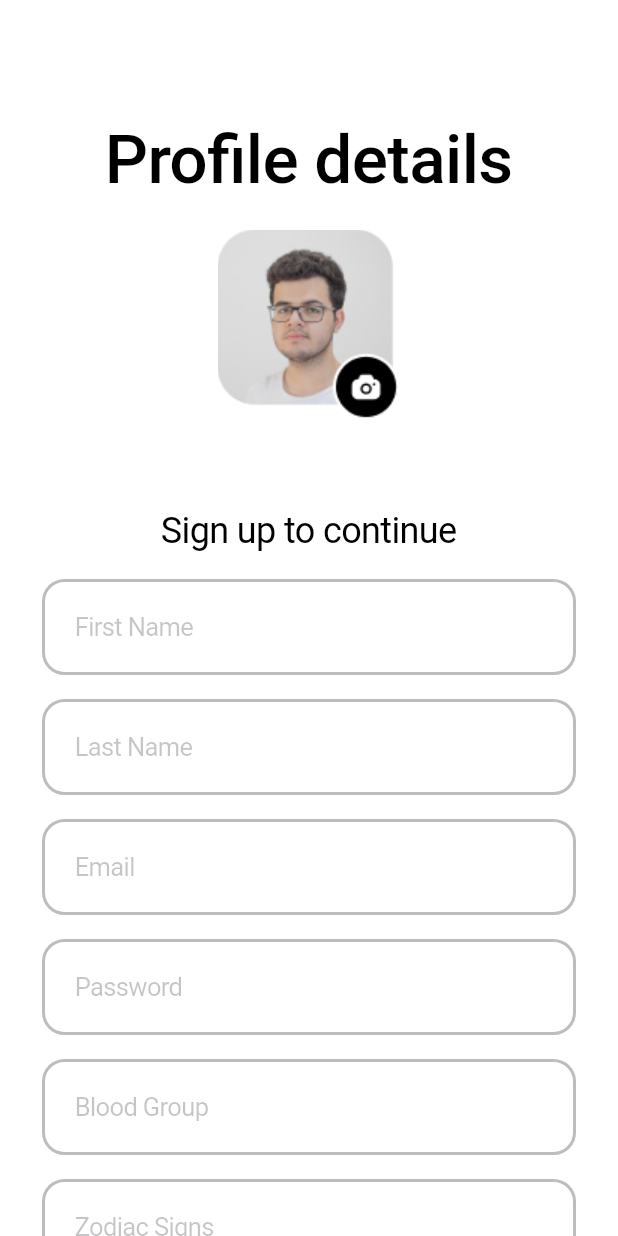
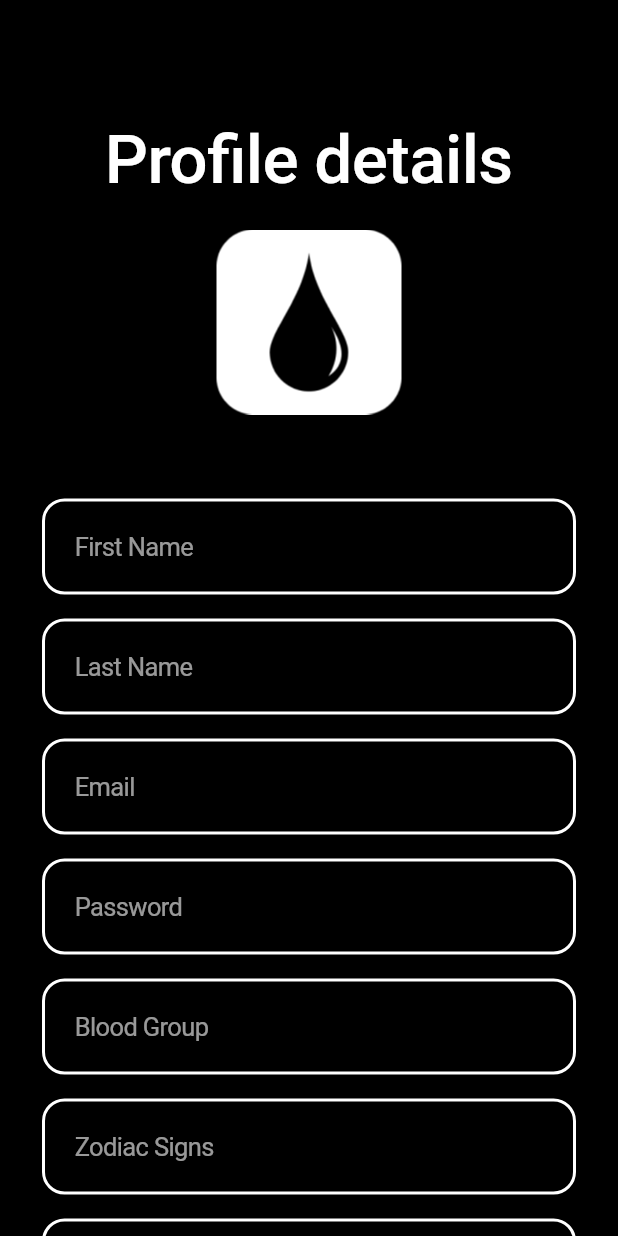
Before and after one commit to UjjanNoorillahi/H2O-frontend, a Flutter app: the ChooseGender screen opened directly, after a tap on the "arrow back ios" icon, on a phone screen of 412 x 824 dp. Run offline on Flutter 3.47's test engine with Material 3 defaults, Android fonts, the phone set to English and light mode, and no system bars; our stand-ins replace dio, shared_preferences, socket_io_client; accounts and stored records are empty; Roboto replaces fonts that are missing (Adamina).

Commit message:
icons added

```diff
--- a/lib/screens/auth/choose_gender.dart
+++ b/lib/screens/auth/choose_gender.dart
@@ -119,6 +119,11 @@ class _ChooseGenderState extends State<ChooseGender> {
               Padding(
                 padding: const EdgeInsets.only(left: 34, right: 34),
                 child: CustomTextField(
+                  placeHolderColor: Colors.white,
+
+                  textColor: Colors.black,
+
+                  boarderColor: Colors.black,
                   labelText: 'Another',
                   controller: _anotherGenderController,
                 ),
--- a/lib/screens/auth/login_screen.dart
+++ b/lib/screens/auth/login_screen.dart
@@ -135,15 +135,21 @@ class _LoginScreenState extends State<LoginScreen> {
               ),
 
               CustomTextField(
+
                 labelText: 'Email',
-                controller: _emailController,
+                placeHolderColor: Colors.black.withOpacity(0.6000000059604645),
+                controller: _emailController, textColor: Colors.black, boarderColor: appGreyColor,
               ),
               const SizedBox(
                 height: 16,
               ),
 
               CustomTextField(
+
+
+                textColor: Colors.black, boarderColor: appGreyColor,
                 labelText: 'Password',
+                placeHolderColor: Colors.black.withOpacity(0.6000000059604645),
                 controller: _passwordController,
               ),
               // const SizedBox(height: 16,),
--- a/lib/screens/auth/sign_up_screen.dart
+++ b/lib/screens/auth/sign_up_screen.dart
@@ -122,7 +122,7 @@ class _SignUpScreenState extends State<SignUpScreen> {
   @override
   Widget build(BuildContext context) {
     return CupertinoPageScaffold(
-      backgroundColor: Colors.white,
+      backgroundColor: Colors.black,
       child: Center(
         child: SingleChildScrollView(
           child: Column(
@@ -132,14 +132,15 @@ class _SignUpScreenState extends State<SignUpScreen> {
               ),
               const Text(
                 "Profile details",
-                style: TextStyle(fontSize: 45, fontWeight: FontWeight.w500),
+
+                style: TextStyle(fontSize: 45, fontWeight: FontWeight.w500, color: Colors.white),
               ),
               const SizedBox(
                 height: 20,
               ),
-              Image.asset("assets/logo/face.png"),
+              Image.asset("assets/logo/logo.png", scale: 1.5,),
               const SizedBox(
-                height: 60,
+                height: 10,
               ),
               const Text(
                 "Sign up to continue",
@@ -154,12 +155,16 @@ class _SignUpScreenState extends State<SignUpScreen> {
                 children: [
                   CustomTextField(
                     labelText: 'First Name',
-                    controller: _firstNameController,
+                    controller: _firstNameController, textColor: Colors.white, boarderColor: Colors.white,
+                    placeHolderColor: Colors.white.withOpacity(0.6000000059604645),
+
                   ),
                   SizedBox(
                     height: 16,
                   ),
                   CustomTextField(
+                    textColor: Colors.white, boarderColor: Colors.white,
+                    placeHolderColor: Colors.white.withOpacity(0.6000000059604645),
                     labelText: 'Last Name',
                     controller: _lastNameController,
                   ),
@@ -167,6 +172,8 @@ class _SignUpScreenState extends State<SignUpScreen> {
                     height: 16,
                   ),
                   CustomTextField(
+                    textColor: Colors.white, boarderColor: Colors.white,
+                    placeHolderColor: Colors.white.withOpacity(0.6000000059604645),
                     labelText: 'Email',
                     controller: _emailController,
                   ),
@@ -174,6 +181,8 @@ class _SignUpScreenState extends State<SignUpScreen> {
                     height: 16,
                   ),
                   CustomTextField(
+                    textColor: Colors.white, boarderColor: Colors.white,
+                    placeHolderColor: Colors.white.withOpacity(0.6000000059604645),
                     labelText: 'Password',
                     controller: _passwordController,
                   ),
@@ -181,22 +190,28 @@ class _SignUpScreenState extends State<SignUpScreen> {
                     height: 16,
                   ),
                   CustomTextField(
+                    textColor: Colors.white, boarderColor: Colors.white,
                     labelText: 'Blood Group',
                     controller: _bloodGroupController,
+                    placeHolderColor: Colors.white.withOpacity(0.6000000059604645),
                   ),
                   SizedBox(
                     height: 16,
                   ),
                   CustomTextField(
+                    textColor: Colors.white, boarderColor: Colors.white,
                     labelText: 'Zodiac Signs',
                     controller: _zodiacSignController,
+                    placeHolderColor: Colors.white.withOpacity(0.6000000059604645),
                   ),
                   SizedBox(
                     height: 16,
                   ),
                   CustomTextField(
+                    textColor: Colors.white, boarderColor: Colors.white,
                     labelText: 'Religion',
                     controller: _religionController,
+                    placeHolderColor: Colors.white.withOpacity(0.6000000059604645),
                   ),
                   SizedBox(
                     height: 16,
@@ -230,24 +245,28 @@ class _SignUpScreenState extends State<SignUpScreen> {
                   Padding(
                     padding: const EdgeInsets.only(left: 28, right: 28),
                     child: CupertinoTextField(
+                      style: TextStyle(
+                        color: Colors.white
+                      ),
                       readOnly: true,
                       onTap: () => _selectDate(context),
                       decoration: BoxDecoration(
                         border: Border.all(
-                          color: appGreyColor,
+                          color: Colors.white,
                           width: 2.0,
                         ),
                         borderRadius: BorderRadius.circular(15.0),
                       ),
                       prefix: IconButton(
                         icon: Icon(Icons.calendar_today,
-                            color: Colors.black.withOpacity(0.5), size: 20),
+                            color: Colors.white.withOpacity(0.7), size: 20),
                         onPressed: () => _selectDate(context),
                       ),
                       controller: TextEditingController(
                         text: selectedDate == null
                             ? ''
                             : "${selectedDate!.day}/${selectedDate!.month}/${selectedDate!.year}",
+
                       ),
                     ),
                   ),
@@ -258,7 +277,8 @@ class _SignUpScreenState extends State<SignUpScreen> {
               ),
               PrimaryButton(
                 text: "Sign Up",
-                color: Colors.black,
+
+                color: Colors.white,
                 onPressed: registerUser
                 // Navigator.of(context).pushReplacement(
                 //   MaterialPageRoute(
@@ -266,7 +286,7 @@ class _SignUpScreenState extends State<SignUpScreen> {
                 //   ),
                 // );
                 ,
-                textColor: Colors.white,
+                textColor: Colors.black,
               ),
               // const SizedBox(height: 28,),
 
@@ -284,7 +304,7 @@ class _SignUpScreenState extends State<SignUpScreen> {
                   },
                   child: Text(
                     "Already have an account? Sign In",
-                    style: TextStyle(color: Colors.black),
+                    style: TextStyle(color: Colors.white),
                   )),
               const SizedBox(
                 height: 10,
@@ -296,15 +316,15 @@ class _SignUpScreenState extends State<SignUpScreen> {
                     width: 94,
                     height: 0.50,
                     decoration: BoxDecoration(
-                      color: Colors.black.withOpacity(0.4000000059604645),
+                      color: Colors.white.withOpacity(0.4000000059604645),
                     ),
                   ),
                   const SizedBox(
                     width: 10,
                   ),
-                  Text(
+                  const Text(
                     "OR Sign Up with",
-                    style: TextStyle(color: Colors.black),
+                    style: TextStyle(color: Colors.white)
                   ),
                   const SizedBox(
                     width: 10,
@@ -313,7 +333,7 @@ class _SignUpScreenState extends State<SignUpScreen> {
                     width: 94,
                     height: 0.50,
                     decoration: BoxDecoration(
-                      color: Colors.black.withOpacity(0.4000000059604645),
+                      color: Colors.white.withOpacity(0.4000000059604645),
                     ),
                   ),
                 ],
--- a/lib/widgets/custom_textfield.dart
+++ b/lib/widgets/custom_textfield.dart
@@ -5,59 +5,40 @@ import 'package:h2o/constant/const.dart';
 class CustomTextField extends StatelessWidget {
   final String labelText;
   final TextEditingController controller;
+  final Color textColor;
+  final Color boarderColor;
+  final Color placeHolderColor;
 
   CustomTextField({
     required this.labelText,
     required this.controller,
+    required this.textColor,
+    required this.boarderColor,
+    required this.placeHolderColor,
   });
 
   @override
   Widget build(BuildContext context) {
     return Padding(
       padding: const EdgeInsets.only(left: 28, right: 28),
-      // child: TextFormField(
-      //   controller: controller,
-      //   keyboardType: TextInputType.text,
-      //   validator: (value) {
-      //     // Your validation logic here
-      //     // Example:
-      //     // if (value!.isEmpty) {
-      //     //   return 'Please enter $labelText';
-      //     // }
-      //     // return null;
-      //   },
-      //   decoration: InputDecoration(
-      //
-      //     labelStyle: TextStyle(
-      //       color: Colors.black
-      //     ),
-      //     labelText: labelText,
-      //     contentPadding: const EdgeInsets.all(20),
-      //     border: OutlineInputBorder(
-      //
-      //       borderRadius: BorderRadius.circular(15.0),
-      //       borderSide: const BorderSide(
-      //         color: Colors.black,
-      //         width: 2.0
-      //       )
-      //     ),
-      //   ),
-      // ),
 
       child: CupertinoTextField(
         controller: controller,
         keyboardType: TextInputType.text,
         padding: const EdgeInsets.all(20),
         placeholder: labelText,
-        placeholderStyle: TextStyle(
-          color: CupertinoColors.placeholderText,
+        placeholderStyle:  TextStyle(
+          color: placeHolderColor,
+
+          // CupertinoColors.placeholderText,
+
         ),
-        style: TextStyle(
-          color: Colors.black, // Adjust the text color as needed
+        style:  TextStyle(
+          color: textColor, // Adjust the text color as needed
         ),
         decoration: BoxDecoration(
           border: Border.all(
-            color: appGreyColor,
+            color: boarderColor,
             width: 2.0,
           ),
           borderRadius: BorderRadius.circular(15.0),
```
Also changed, not shown: 37 other files.
